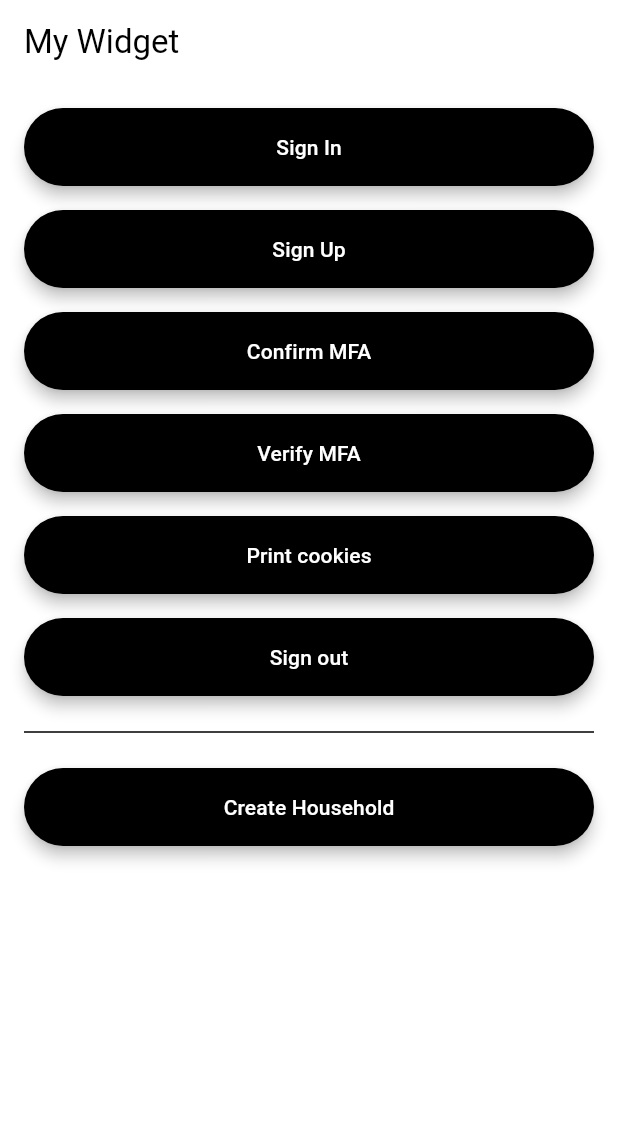
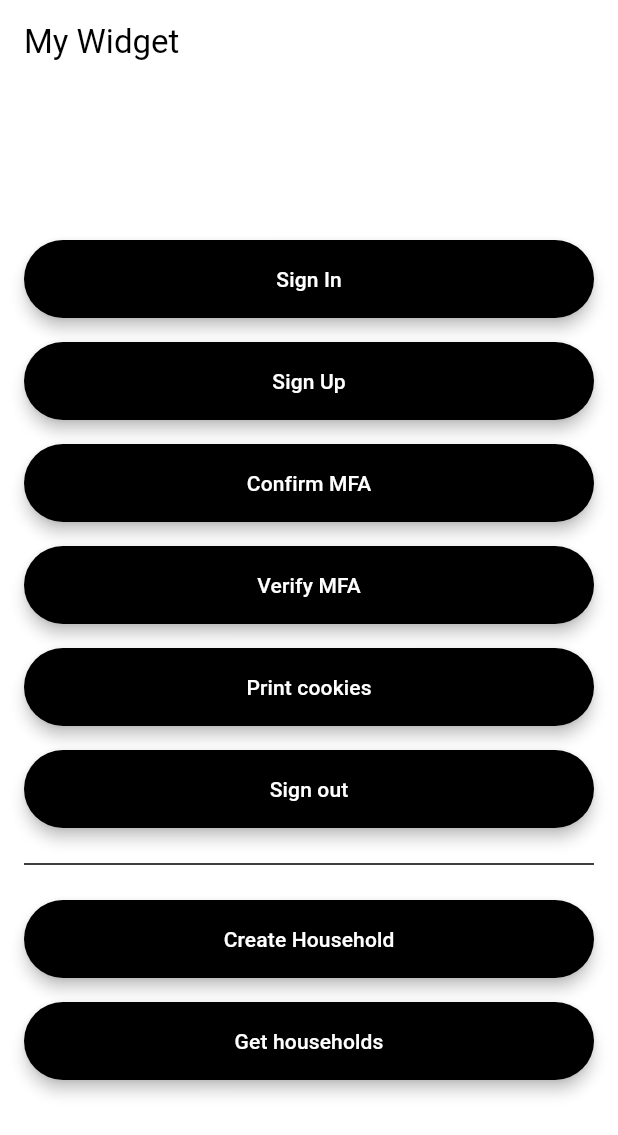
Before and after one commit to HadyMash/smartify, a Flutter app: the screen it shows after launch, after a tap on "Create Household", on a phone screen of 412 x 824 dp. Shown: the top 1135 px of the screen. Run offline on Flutter 3.47's test engine with Material 3 defaults, Android fonts, the phone set to English and light mode, and no system bars; our stand-ins replace convert, cookie_jar, device_info_plus, dio, dio_cookie_manager, email_validator and 4 more; missing offline and left inert: dart:html; network calls fail.

Commit message:
get households

```diff
--- a/app/lib/main.dart
+++ b/app/lib/main.dart
@@ -5,6 +5,7 @@ import 'package:flutter/material.dart';
 import 'package:flutter_dotenv/flutter_dotenv.dart';
 import 'package:smartify/services/auth.dart';
 import 'package:smartify/services/household.dart';
+import 'package:smartify/services/http/http_client.dart';
 
 // import 'models/mfa.dart';
 // import 'models/user.dart';
@@ -128,6 +129,7 @@ class MyWidget extends StatelessWidget {
       body: Padding(
         padding: const EdgeInsets.all(16.0),
         child: Center(
+          child: SingleChildScrollView(
             child: Column(
               children: [
                 ElevatedButton(
@@ -151,7 +153,8 @@ class MyWidget extends StatelessWidget {
                 ElevatedButton(
                   onPressed: () async {
                     final as = await AuthService.create();
-                  print('confirm mfa result: ${await as.confirmMFA('180327')}');
+                    print(
+                        'confirm mfa result: ${await as.confirmMFA('180327')}');
                   },
                   child: const Text('Confirm MFA'),
                 ),
@@ -167,7 +170,22 @@ class MyWidget extends StatelessWidget {
                 ElevatedButton(
                   onPressed: () async {
                     final as = await AuthService.create();
-                  print('Cookies: ${await as.getCookies()}');
+                    final shc = await SmartifyHttpClient.instance;
+
+                    print('current auth state: ${as.state}');
+
+                    //shc.deleteCookie('access-token');
+
+                    as.authEventStream.listen((event) {
+                      print('Auth event: $event');
+                    });
+
+                    //print('Cookies: ${await as.getCookies()}');
+                    print(
+                        'has access token: ${await shc.hasCookie('access-token')}');
+                    print(
+                        'has refresh token: ${await shc.hasCookie('refresh-token')}');
+                    print('has id token: ${await shc.hasCookie('id-token')}');
                   },
                   child: const Text('Print cookies'),
                 ),
@@ -214,7 +232,16 @@ class MyWidget extends StatelessWidget {
                       );
                     },
                     child: const Text('Create Household')),
+                const SizedBox(height: 16),
+                ElevatedButton(
+                  onPressed: () async {
+                    final hs = await HouseholdService.create();
+                    print('get households result: ${await hs.getHouseholds()}');
+                  },
+                  child: const Text('Get households'),
+                ),
               ],
+            ),
           ),
         ),
       ),
--- a/app/lib/services/household.dart
+++ b/app/lib/services/household.dart
@@ -24,7 +24,8 @@ export const householdSchema = householdCreateRequestDataSchema.extend({
 });
   */
 
-  Future createHousehold(String name, int floors, List<HouseholdRoom> rooms,
+  Future<Household?> createHousehold(
+      String name, int floors, List<HouseholdRoom> rooms,
       [int? floorsOffset]) async {
     try {
       final body = {
@@ -36,11 +37,52 @@ export const householdSchema = householdCreateRequestDataSchema.extend({
 
       final response = await _dio.post('/households/new', data: body);
 
-      print('Household created: ${response.data}');
+      final responseBody = response.data;
 
-      //final responseBody = response.data;
-
-      try {} catch (e) {
+      try {
+        final household = Household(
+          id: responseBody['_id'],
+          name: responseBody['name'],
+          ownerId: responseBody['owner'],
+          floors: responseBody['floors'],
+          floorsOffset: responseBody['floorsOffset'],
+          rooms: (responseBody['rooms'] as List)
+              .map((r) => HouseholdRoom(
+                    id: r['id'],
+                    name: r['name'],
+                    type: r['type'],
+                    floor: r['floor'],
+                    connectedRooms: RoomConnections(
+                      top: r['connectedRooms']['top'],
+                      bottom: r['connectedRooms']['bottom'],
+                      left: r['connectedRooms']['left'],
+                      right: r['connectedRooms']['right'],
+                    ),
+                  ))
+              .toList(),
+          members: (responseBody['members'] as List)
+              .map((m) => HouseholdMember(
+                    id: m['_id'],
+                    name: m['name'],
+                    role: m['role'],
+                    permissions: HouseholdPermissions(
+                      appliances: m['permissions']['appliances'],
+                      health: m['permissions']['health'],
+                      security: m['permissions']['security'],
+                      energy: m['permissions']['energy'],
+                    ),
+                  ))
+              .toList(),
+          invites: (responseBody['invites'] as List)
+              .map((i) => HouseholdInvite(
+                    inviteId: i['_id'],
+                    userId: i['userId'],
+                  ))
+              .toList(),
+        );
+        print('Household: $household');
+        return household;
+      } catch (e) {
         print('Error creating household: $e');
       }
     } on DioError catch (e) {
@@ -57,32 +99,111 @@ export const householdSchema = householdCreateRequestDataSchema.extend({
     } catch (e) {
       print('Error creating household: $e');
     }
+    return null;
+  }
+
+  Future<List<HouseholdInfo>> getHouseholds() async {
+    try {
+      final response = await _dio.get('/households');
+
+      return (response.data as List)
+          .map((h) => HouseholdInfo(
+                id: h['_id'],
+                name: h['name'],
+                ownerId: h['owner'],
+                floors: h['floors'],
+                membersCount: h['members'],
+              ))
+          .toList();
+    } on DioError catch (e) {
+      print('Dio Error getting households: ${e.message}');
+      if (e.response != null && e.response!.data != null) {
+        if (e.response!.data != null) {
+          print('error response data: ${e.response!.data}');
+          final error = e.response!.data as Map<String, dynamic>;
+          print(
+              'Error getting households: ${error['error'] ?? error['error']}');
+          print('Error getting households details: ${error['details']}');
+        }
+      }
+    } catch (e) {
+      print('Error getting households: $e');
+    }
+    return [];
   }
 }
 
-/*
-export const householdRoomSchema = z.object({
-  id: z.string(),
-  /** Room name */
-  name: z
-    .string()
-    .min(1, { message: 'Room name cannot be empty' }) // Prevent empty strings
-    .trim(),
-  /** Room type */
-  type: householdRoomTypeSchema,
-  /** Room floor */
-  floor: z.number().int(),
-  /**
-   * Rooms connected to this room. This is used for laying out rooms in the app
-   */
-  connectedRooms: z.object({
-    top: z.string().optional(),
-    bottom: z.string().optional(),
-    left: z.string().optional(),
-    right: z.string().optional(),
-  }),
-});
-*/
+class HouseholdInfo {
+  final String id;
+  final String name;
+  final String ownerId;
+  final int floors;
+  final int membersCount;
+  const HouseholdInfo({
+    required this.id,
+    required this.name,
+    required this.ownerId,
+    required this.floors,
+    required this.membersCount,
+  });
+
+  @override
+  String toString() {
+    return 'HouseholdInfo{id: $id, name: $name, ownerId: $ownerId, floors: $floors, membersCount: $membersCount}';
+  }
+}
+
+class Household {
+  final String id;
+  final String name;
+  final String ownerId;
+  final int floors;
+  final int floorsOffset;
+  final List<HouseholdRoom> rooms;
+  final List<HouseholdMember> members;
+  final List<HouseholdInvite> invites;
+
+  const Household({
+    required this.id,
+    required this.name,
+    required this.ownerId,
+    required this.floors,
+    required this.floorsOffset,
+    required this.rooms,
+    required this.members,
+    required this.invites,
+  });
+}
+
+class HouseholdMember {
+  final String id;
+  final String name;
+  final String? role;
+  final HouseholdPermissions? permissions;
+
+  const HouseholdMember(
+      {required this.id, required this.name, this.role, this.permissions});
+}
+
+class HouseholdPermissions {
+  final bool appliances;
+  final bool health;
+  final bool security;
+  final bool energy;
+
+  const HouseholdPermissions(
+      {required this.health,
+      required this.security,
+      required this.appliances,
+      required this.energy});
+}
+
+class HouseholdInvite {
+  final String inviteId;
+  final String userId;
+
+  const HouseholdInvite({required this.inviteId, required this.userId});
+}
 
 class HouseholdRoom {
   final String id;
```
Also changed, not shown: 5 other files. Lines whose indentation alone changed are shown as unchanged.
